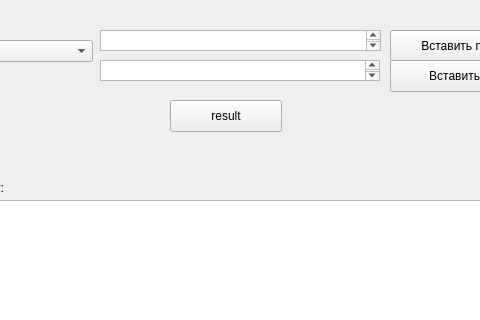
The window that dm9375/naturalsumwindow.ui (S1ckick/dm9375) describes before a commit, drawn with Qt 5; both pictures show x 150 to 630 and y 0 to 320 of the 800 by 600 pixel window.
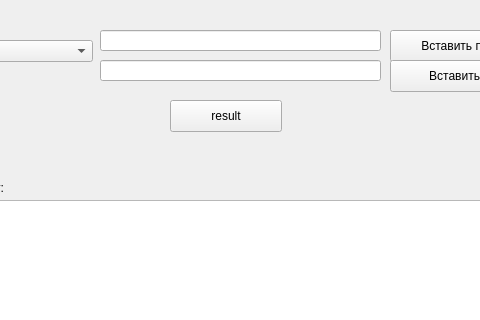
The same window after the commit.

The edit to the form file:
```diff
--- a/dm9375/naturalsumwindow.ui
+++ b/dm9375/naturalsumwindow.ui
@@ -27,29 +27,6 @@
      <string>back</string>
     </property>
    </widget>
-   <widget class="QTextEdit" name="natural1">
-    <property name="geometry">
-     <rect>
-      <x>250</x>
-      <y>30</y>
-      <width>281</width>
-      <height>21</height>
-     </rect>
-    </property>
-    <property name="overwriteMode">
-     <bool>false</bool>
-    </property>
-   </widget>
-   <widget class="QTextEdit" name="natural2">
-    <property name="geometry">
-     <rect>
-      <x>250</x>
-      <y>60</y>
-      <width>280</width>
-      <height>21</height>
-     </rect>
-    </property>
-   </widget>
    <widget class="QPushButton" name="result">
     <property name="geometry">
      <rect>
@@ -125,6 +102,26 @@
      </rect>
     </property>
    </widget>
+   <widget class="QLineEdit" name="natural1">
+    <property name="geometry">
+     <rect>
+      <x>250</x>
+      <y>30</y>
+      <width>281</width>
+      <height>21</height>
+     </rect>
+    </property>
+   </widget>
+   <widget class="QLineEdit" name="natural2">
+    <property name="geometry">
+     <rect>
+      <x>250</x>
+      <y>60</y>
+      <width>281</width>
+      <height>21</height>
+     </rect>
+    </property>
+   </widget>
   </widget>
   <widget class="QMenuBar" name="menubar">
    <property name="geometry">
```
Left out of the diff: 2 changed lines with no effect on the pictures.
